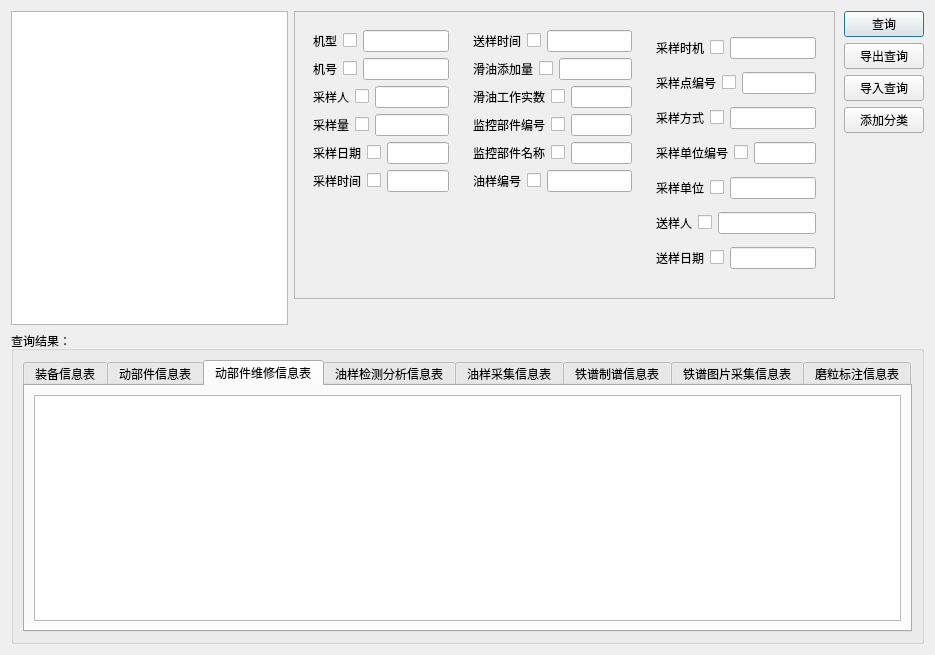
Above: advancesearchdlg.ui from WooodHead/labelling3 before the change. Below: the same form after it.
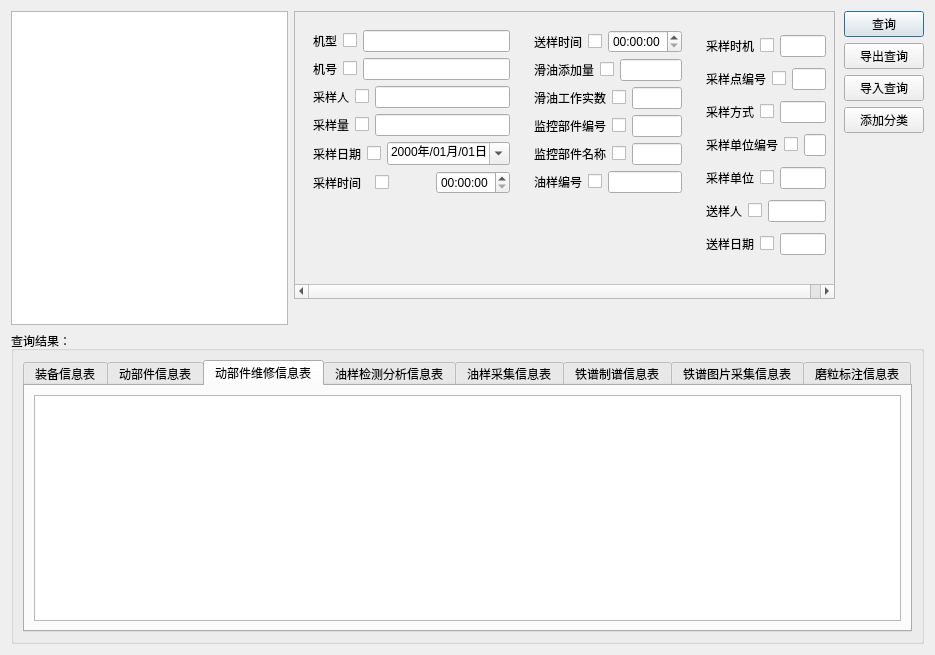
That is the form after the change. The open tabs and pages were chosen to show the change.

Commit message: oilsample part

Patch:
```diff
--- a/advancesearchdlg.ui
+++ b/advancesearchdlg.ui
@@ -557,9 +557,9 @@
          <widget class="QWidget" name="scrollAreaWidgetContents_2">
           <property name="geometry">
            <rect>
-            <x>0</x>
+            <x>-178</x>
             <y>0</y>
-            <width>602</width>
+            <width>710</width>
             <height>275</height>
            </rect>
           </property>
@@ -668,7 +668,14 @@
                  </widget>
                 </item>
                 <item>
-                 <widget class="QLineEdit" name="lineEdit_28"/>
+                 <widget class="QDateEdit" name="sampledateDateEdit">
+                  <property name="displayFormat">
+                   <string>yyyy年/MM月/dd日</string>
+                  </property>
+                  <property name="calendarPopup">
+                   <bool>true</bool>
+                  </property>
+                 </widget>
                 </item>
                </layout>
               </item>
@@ -689,7 +696,11 @@
                  </widget>
                 </item>
                 <item>
-                 <widget class="QLineEdit" name="lineEdit_29"/>
+                 <widget class="QTimeEdit" name="sampletimeTimeEdit">
+                  <property name="calendarPopup">
+                   <bool>true</bool>
+                  </property>
+                 </widget>
                 </item>
                </layout>
               </item>
@@ -729,7 +740,11 @@
                  </widget>
                 </item>
                 <item>
-                 <widget class="QLineEdit" name="lineEdit_35"/>
+                 <widget class="QTimeEdit" name="sendtimeTimeEdit">
+                  <property name="calendarPopup">
+                   <bool>true</bool>
+                  </property>
+                 </widget>
                 </item>
                </layout>
               </item>
```
Left out of the diff: 41 changed lines with no effect on the pictures. The commit also changes 2 other files.
